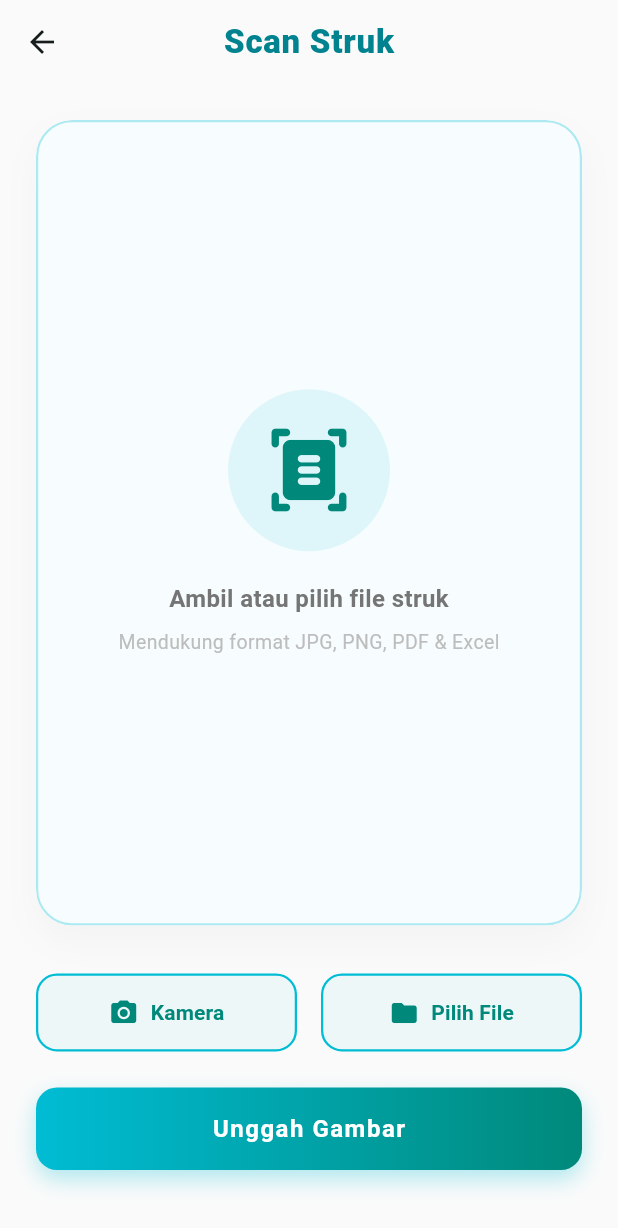
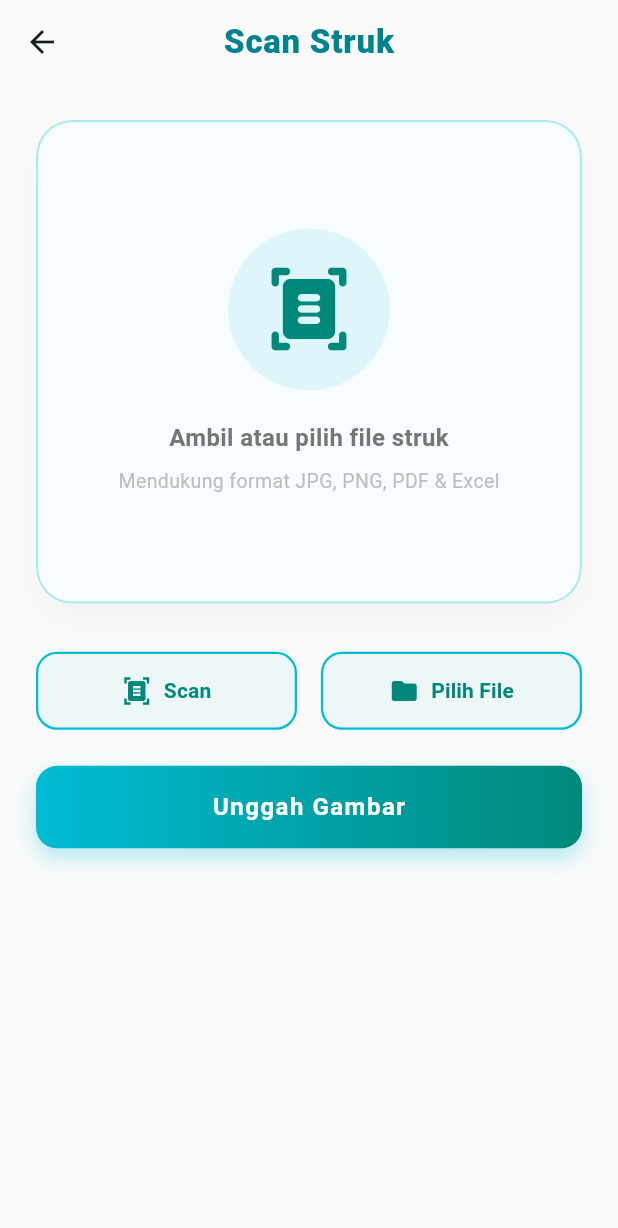
Before and after one commit to azizhadiid/Smart-Receipt-Tracker, a Flutter app: the ScanPage screen opened directly, on a phone screen of 412 x 824 dp. Shown: the top 1228 px of the screen. Run offline on Flutter 3.47's test engine with Material 3 defaults, Android fonts, the phone set to English and light mode, and no system bars; our stand-ins replace file_picker, flutter_dotenv, google_sign_in, image_picker, pdf, supabase_flutter; missing offline and left inert: excel, file_saver; accounts and stored records are empty; network calls fail.

Commit message:
Perbaikan Responsive Desain

```diff
--- a/lib/pages/scan_page.dart
+++ b/lib/pages/scan_page.dart
@@ -1,6 +1,7 @@
 import 'dart:io';
 import 'package:flutter/material.dart';
 import 'package:file_picker/file_picker.dart';
+import 'package:image_picker/image_picker.dart';
 import 'package:supabase_flutter/supabase_flutter.dart';
 import '../../components/custom_alert.dart';
 
@@ -15,7 +16,33 @@ class _ScanPageState extends State<ScanPage> {
   File? _selectedFile;
   String? _fileName;
   String? _fileExtension;
-  bool _isProcessing = false; // Dihapus kata 'final' agar loading bisa berjalan
+  bool _isProcessing = false;
+
+  Future<void> _scanReceiptWithCamera() async {
+    try {
+      final image = await ImagePicker().pickImage(
+        source: ImageSource.camera,
+        imageQuality: 85,
+      );
+
+      if (image == null || !mounted) return;
+
+      setState(() {
+        _selectedFile = File(image.path);
+        _fileName = image.name;
+        _fileExtension = image.name.split('.').last.toLowerCase();
+      });
+    } catch (e) {
+      if (mounted) {
+        showCustomAlert(
+          context: context,
+          title: 'Kamera Tidak Dapat Dibuka',
+          message: 'Periksa izin kamera perangkat lalu coba lagi.\n$e',
+          isError: true,
+        );
+      }
+    }
+  }
 
   // --- LOGIKA MEMILIH FILE DARI GALERI/PENYIMPANAN ---
   Future<void> _pickFile() async {
@@ -228,12 +255,53 @@ class _ScanPageState extends State<ScanPage> {
         elevation: 0,
         centerTitle: true,
       ),
-      body: Padding(
-        padding: const EdgeInsets.all(24.0),
+      body: LayoutBuilder(
+        builder: (context, constraints) {
+          final isNarrow = constraints.maxWidth < 360;
+          final isShort = constraints.maxHeight < 650;
+          final pagePadding = isNarrow ? 16.0 : 24.0;
+          final previewHeight = (constraints.maxHeight * (isShort ? 0.32 : 0.42))
+              .clamp(180.0, 360.0)
+              .toDouble();
+          final buttonPadding = EdgeInsets.symmetric(
+            vertical: isShort ? 13 : 16,
+          );
+
+          final scanButton = OutlinedButton.icon(
+            onPressed: _isProcessing ? null : _scanReceiptWithCamera,
+            icon: const Icon(Icons.document_scanner, size: 20),
+            label: const Text('Scan', style: TextStyle(fontWeight: FontWeight.bold)),
+            style: OutlinedButton.styleFrom(
+              foregroundColor: const Color(0xFF00897B),
+              backgroundColor: const Color(0xFF00BCD4).withOpacity(0.05),
+              padding: buttonPadding,
+              side: const BorderSide(color: Color(0xFF00BCD4), width: 1.5),
+              shape: RoundedRectangleBorder(borderRadius: BorderRadius.circular(14)),
+            ),
+          );
+          final fileButton = OutlinedButton.icon(
+            onPressed: _isProcessing ? null : _pickFile,
+            icon: const Icon(Icons.folder, size: 20),
+            label: const Text(
+              'Pilih File',
+              style: TextStyle(fontWeight: FontWeight.bold),
+            ),
+            style: OutlinedButton.styleFrom(
+              foregroundColor: const Color(0xFF00897B),
+              backgroundColor: const Color(0xFF00BCD4).withOpacity(0.05),
+              padding: buttonPadding,
+              side: const BorderSide(color: Color(0xFF00BCD4), width: 1.5),
+              shape: RoundedRectangleBorder(borderRadius: BorderRadius.circular(14)),
+            ),
+          );
+
+          return SingleChildScrollView(
+            padding: EdgeInsets.fromLTRB(pagePadding, pagePadding, pagePadding, 108),
             child: Column(
               crossAxisAlignment: CrossAxisAlignment.stretch,
               children: [
-            Expanded(
+                SizedBox(
+                  height: previewHeight,
                   child: Container(
                 decoration: BoxDecoration(
                   color: Colors.white,
@@ -263,70 +331,25 @@ class _ScanPageState extends State<ScanPage> {
                 ),
                   ),
                 ),
-            const SizedBox(height: 32),
-
+                SizedBox(height: isShort ? 20 : 32),
+                if (isNarrow)
+                  Column(
+                    crossAxisAlignment: CrossAxisAlignment.stretch,
+                    children: [
+                      scanButton,
+                      const SizedBox(height: 12),
+                      fileButton,
+                    ],
+                  )
+                else
                   Row(
                     children: [
-                Expanded(
-                  child: OutlinedButton.icon(
-                    onPressed: () {
-                      showCustomAlert(
-                        context: context,
-                        title: 'Info',
-                        message:
-                            'Fitur kamera akan diaktifkan nanti saat pengujian di perangkat asli.',
-                        isError: false,
-                      );
-                    },
-                    icon: const Icon(Icons.camera_alt, size: 20),
-                    label: const Text(
-                      'Kamera',
-                      style: TextStyle(fontWeight: FontWeight.bold),
-                    ),
-                    style: OutlinedButton.styleFrom(
-                      foregroundColor: const Color(0xFF00897B),
-                      backgroundColor: const Color(
-                        0xFF00BCD4,
-                      ).withOpacity(0.05),
-                      padding: const EdgeInsets.symmetric(vertical: 16),
-                      side: const BorderSide(
-                        color: Color(0xFF00BCD4),
-                        width: 1.5,
-                      ),
-                      shape: RoundedRectangleBorder(
-                        borderRadius: BorderRadius.circular(14),
-                      ),
-                    ),
-                  ),
-                ),
+                      Expanded(child: scanButton),
                       const SizedBox(width: 16),
-                Expanded(
-                  child: OutlinedButton.icon(
-                    onPressed: _isProcessing ? null : _pickFile,
-                    icon: const Icon(Icons.folder, size: 20),
-                    label: const Text(
-                      'Pilih File',
-                      style: TextStyle(fontWeight: FontWeight.bold),
-                    ),
-                    style: OutlinedButton.styleFrom(
-                      foregroundColor: const Color(0xFF00897B),
-                      backgroundColor: const Color(
-                        0xFF00BCD4,
-                      ).withOpacity(0.05),
-                      padding: const EdgeInsets.symmetric(vertical: 16),
-                      side: const BorderSide(
-                        color: Color(0xFF00BCD4),
-                        width: 1.5,
-                      ),
-                      shape: RoundedRectangleBorder(
-                        borderRadius: BorderRadius.circular(14),
-                      ),
-                    ),
-                  ),
-                ),
+                      Expanded(child: fileButton),
                     ],
                   ),
-            const SizedBox(height: 24),
+                SizedBox(height: isShort ? 16 : 24),
 
                 Container(
               decoration: BoxDecoration(
@@ -378,6 +401,8 @@ class _ScanPageState extends State<ScanPage> {
                 const SizedBox(height: 20),
               ],
             ),
+          );
+        },
       ),
     );
   }
```
Also changed, not shown: 1 other file. Lines whose indentation alone changed are shown as unchanged.
